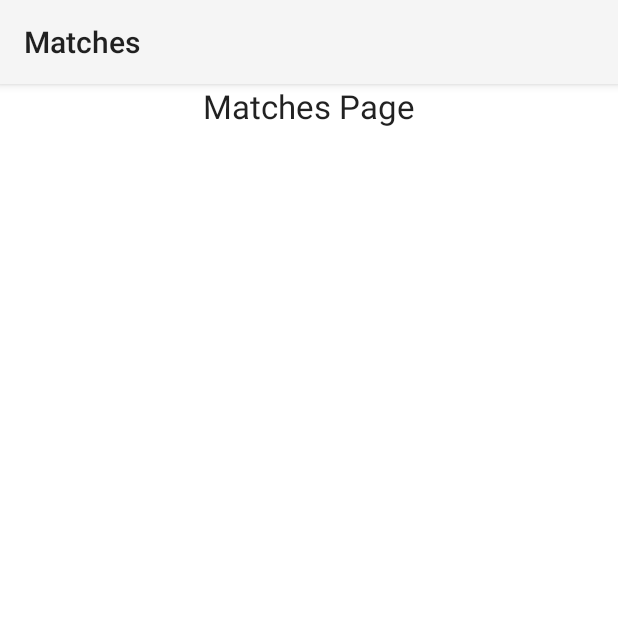
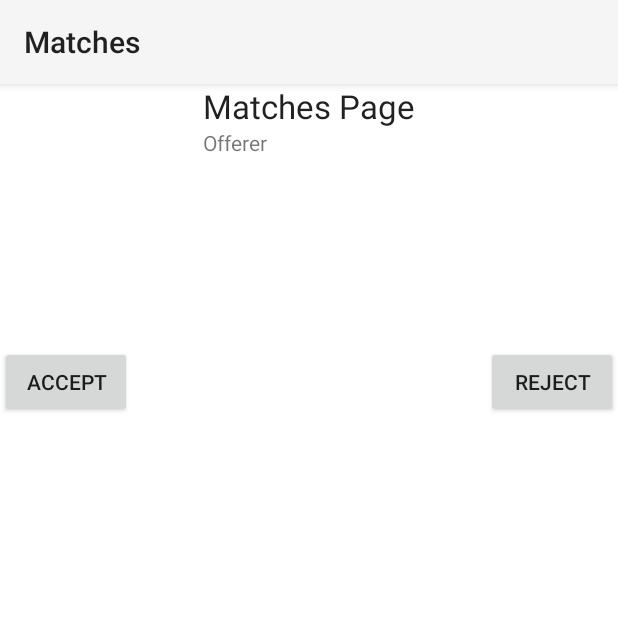
Before and after one commit to BeerTrader/BeerTraderApp, an Android app: the matches_activity screen opened directly, with no data from a screen before it, on a phone screen of 412 x 824 dp, the top half of it. Run offline under Robolectric (Android 15) with nearby library versions, the phone set to English and light mode, and no system bars; 2 statements that could not run were skipped.

Commit message:
Gets all matches and builds an arraylist of them then sends them to the matches activity to be displayed.

```diff
--- a/app/src/main/java/com/jim/demo1/Matches/matches_activity.java
+++ b/app/src/main/java/com/jim/demo1/Matches/matches_activity.java
@@ -1,21 +1,38 @@
 package com.jim.demo1.Matches;
 
 import android.app.Activity;
+import android.content.Intent;
 import android.os.Bundle;
+import android.widget.TextView;
 
+import com.jim.demo1.Objects.Match;
 import com.jim.demo1.R;
+
+import java.util.ArrayList;
 
 /**
  * Created by Jim on 2/2/2015.
  */
 public class matches_activity extends Activity {
 
+    ArrayList<Match> matches = new ArrayList<>();
+
     @Override
     protected void onCreate(Bundle savedInstanceState) {
         super.onCreate(savedInstanceState);
         setContentView(R.layout.matches_layout);
+    }
 
-
+    @Override
+    protected void onStart() {
+        super.onStart();
+        Intent intent = getIntent();
+        if (intent != null) {
+            TextView name = (TextView) findViewById(R.id.offerer);
+            matches = intent.getParcelableArrayListExtra("matches");
+            Match match = matches.get(0);
+            name.setText(match.getOfferer().toString());
+        }
     }
 
 
--- a/app/src/main/res/layout/matches_layout.xml
+++ b/app/src/main/res/layout/matches_layout.xml
@@ -16,4 +16,30 @@
         android:layout_alignParentTop="true"
         android:layout_centerHorizontal="true" />
 
+    <TextView
+        android:layout_width="wrap_content"
+        android:layout_height="wrap_content"
+        android:text="Offerer"
+        android:id="@+id/offerer"
+        android:layout_below="@+id/matches_page"
+        android:layout_alignEnd="@+id/matches_page"
+        android:layout_alignStart="@+id/matches_page" />
+
+    <Button
+        android:layout_width="wrap_content"
+        android:layout_height="wrap_content"
+        android:text="Accept"
+        android:id="@+id/acceptBtn"
+        android:layout_below="@+id/offerer"
+        android:layout_alignParentStart="true"
+        android:layout_marginTop="126dp" />
+
+    <Button
+        android:layout_width="wrap_content"
+        android:layout_height="wrap_content"
+        android:text="REJECT"
+        android:id="@+id/rejectBtn"
+        android:layout_alignBottom="@+id/acceptBtn"
+        android:layout_alignParentEnd="true" />
+
 </RelativeLayout>
```
Also changed, not shown: app/src/main/java/com/jim/demo1/AppSettings/app_settings_activity.java (+28 -7 lines), app/src/main/java/com/jim/demo1/Exceptions/ObjectMappingException.java (added, +22 -0 lines), app/src/main/java/com/jim/demo1/Matches/Chat_TEST.java (deleted, +0 -16 lines), app/src/main/java/com/jim/demo1/Objects/Match.java (added, +89 -0 lines), app/src/main/java/com/jim/demo1/Objects/ObjectManager.java (added, +50 -0 lines), app/src/main/java/com/jim/demo1/Objects/TradingEntity.java (added, +72 -0 lines), app/src/main/java/com/jim/demo1/Objects/User.java (added, +80 -0 lines), app/src/main/res/layout/activity_chat__test.xml (deleted, +0 -11 lines), app/src/main/res/layout/app_settings_layout.xml (+10 -2 lines), 1 other file.
